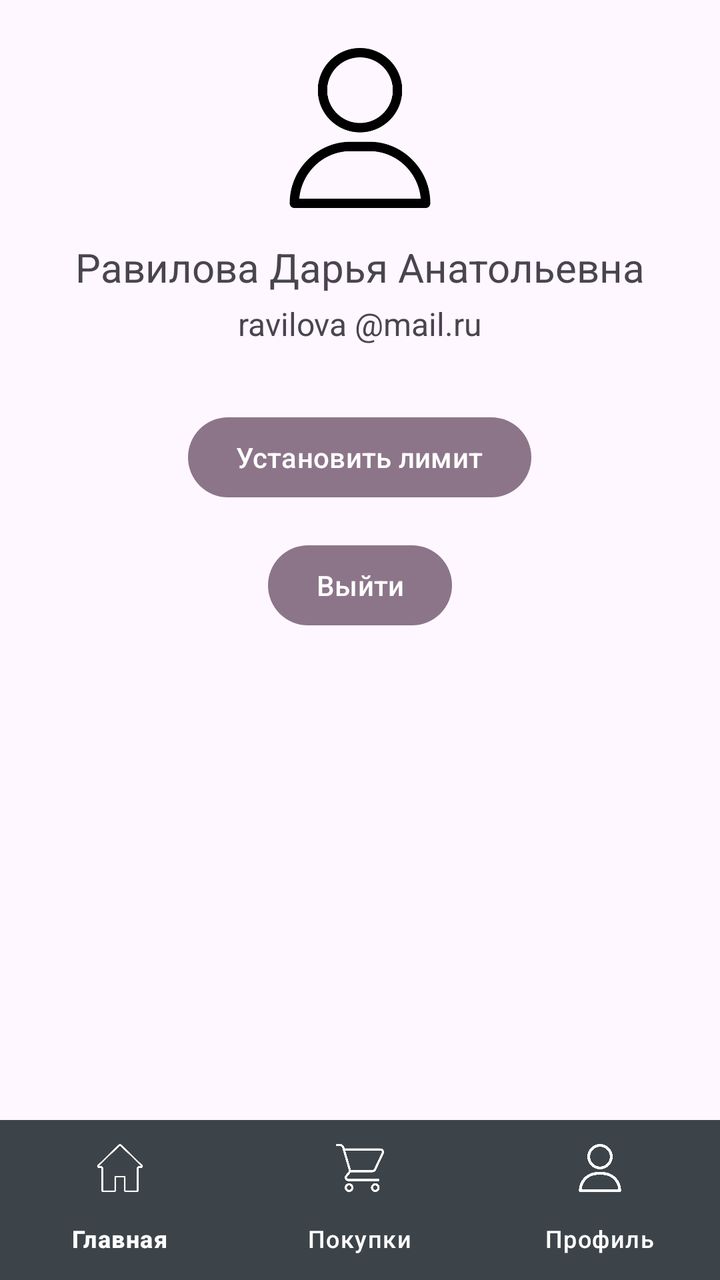
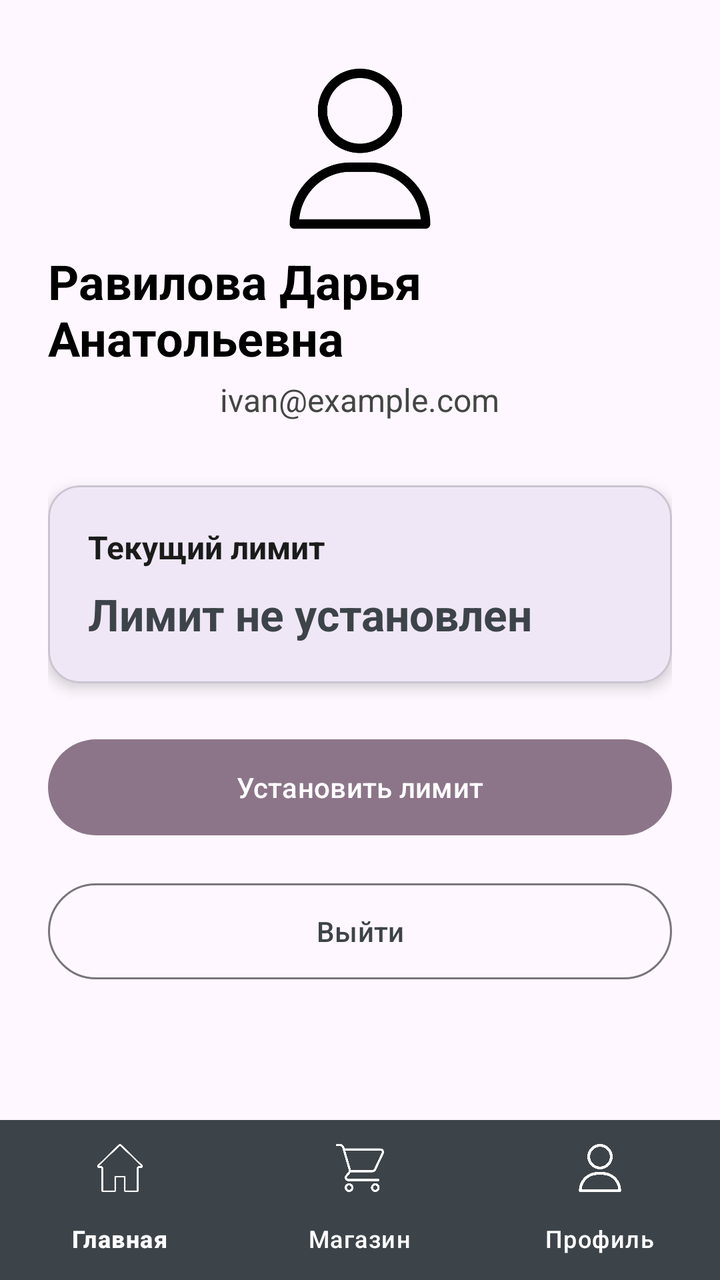

Screens rendered from an Android XML layout before and after an edit, with the pre-edit source and the edit as a unified diff.
<!-- AndroidManifest.xml: application theme Theme.KP_purchases_Ravilova -->
<!-- res/layout/activity_profile.xml -->
<?xml version="1.0" encoding="utf-8"?>
<androidx.constraintlayout.widget.ConstraintLayout xmlns:android="http://schemas.android.com/apk/res/android"
    xmlns:app="http://schemas.android.com/apk/res-auto"
    xmlns:tools="http://schemas.android.com/tools"
    android:id="@+id/main"
    android:layout_width="match_parent"
    android:layout_height="match_parent"
    tools:context=".ProfileActivity">
    <LinearLayout
        android:orientation="vertical"
        android:gravity="center_horizontal"
        android:padding="24dp"
        android:layout_width="match_parent"
        android:layout_height="match_parent">

        <ImageView
            android:src="@drawable/ic_user"
            android:layout_width="80dp"
            android:layout_height="80dp"/>

        <TextView
            android:id="@+id/fioTv"
            android:text="Равилова Дарья Анатольевна"
            android:textSize="20sp"
            android:layout_marginTop="16dp"
            android:layout_width="wrap_content"
            android:layout_height="wrap_content"/>

        <TextView
            android:id="@+id/emailTv"
            android:text="ravilova @mail.ru"
            android:textSize="16sp"
            android:layout_marginTop="4dp"
            android:layout_width="wrap_content"
            android:layout_height="wrap_content"/>

        <com.google.android.material.button.MaterialButton
            android:id="@+id/limitBtn"
            android:text="@string/setLimitText"
            android:layout_marginTop="32dp"
            android:layout_width="wrap_content"
            android:layout_height="wrap_content"
            app:backgroundTint="@color/primary"/>
        <com.google.android.material.button.MaterialButton
            android:id="@+id/logoutBtn"
            android:text="@string/btn_logout"
            android:layout_marginTop="16dp"
            android:layout_width="wrap_content"
            android:layout_height="wrap_content"
            app:backgroundTint="@color/primary"/>


    </LinearLayout>

    


    <com.google.android.material.bottomnavigation.BottomNavigationView
        android:id="@+id/bottom_navigation"
        android:layout_width="match_parent"
        android:layout_height="wrap_content"
        android:foregroundGravity="center"
        app:itemIconTint="@color/white"
        app:itemTextColor="@color/white"
        app:layout_constraintBottom_toBottomOf="parent"
        app:layout_constraintEnd_toEndOf="parent"
        app:layout_constraintStart_toStartOf="parent"
        app:menu="@menu/bottom_menu"
        />

</androidx.constraintlayout.widget.ConstraintLayout>
<!-- resources referenced by this layout -->
<resources>
  <color name="primary">#8c7589</color>
  <color name="white">#FFFFFFFF</color>
  <!-- drawable ic_user: png bitmap (drawable, 12623 bytes) -->
  <string name="btn_logout">Выйти</string>
  <string name="setLimitText">Установить лимит</string>
  <style name="Theme.KP_purchases_Ravilova" parent="Base.Theme.KP_purchases_Ravilova" />
  <style name="Base.Theme.KP_purchases_Ravilova" parent="Theme.Material3.DayNight.NoActionBar">
          
          
          <item name="bottomNavigationStyle">@style/Widget.App.BottomNavigationView</item>
  
      </style>
  <style name="Widget.App.BottomNavigationView" parent="Widget.Material3.BottomNavigationView">
          <item name="materialThemeOverlay">@style/ThemeOverlay.App.BottomNavigationView</item>
      </style>
  <style name="ThemeOverlay.App.BottomNavigationView" parent="">
          <item name="colorSurfaceContainer">@color/gray</item>
          <item name="colorSecondaryContainer">@color/primary</item>
      </style>
  <color name="gray">#3d4449</color>
</resources>

<!-- the commit's change to res/layout/activity_profile.xml (unified diff, before → after) -->
@@ -2,70 +2,120 @@
 <androidx.constraintlayout.widget.ConstraintLayout xmlns:android="http://schemas.android.com/apk/res/android"
     xmlns:app="http://schemas.android.com/apk/res-auto"
     xmlns:tools="http://schemas.android.com/tools"
-    android:id="@+id/main"
     android:layout_width="match_parent"
     android:layout_height="match_parent"
     tools:context=".ProfileActivity">
-    <LinearLayout
-        android:orientation="vertical"
-        android:gravity="center_horizontal"
-        android:padding="24dp"
+
+    <ScrollView
         android:layout_width="match_parent"
-        android:layout_height="match_parent">
+        android:layout_height="wrap_content"
+        app:layout_constraintBottom_toTopOf="@id/bottom_navigation"
+        app:layout_constraintEnd_toEndOf="parent"
+        app:layout_constraintStart_toStartOf="parent"
+        app:layout_constraintTop_toTopOf="parent">
 
-        <ImageView
-            android:src="@drawable/ic_user"
-            android:layout_width="80dp"
-            android:layout_height="80dp"/>
+        <LinearLayout
+            android:layout_width="match_parent"
+            android:layout_height="wrap_content"
+            android:gravity="center_horizontal"
+            android:orientation="vertical"
+            android:padding="24dp">
 
-        <TextView
-            android:id="@+id/fioTv"
-            android:text="Равилова Дарья Анатольевна"
-            android:textSize="20sp"
-            android:layout_marginTop="16dp"
-            android:layout_width="wrap_content"
-            android:layout_height="wrap_content"/>
+            <ImageView
+                android:layout_width="80dp"
+                android:layout_height="80dp"
+                android:layout_gravity="center"
+                android:contentDescription="@string/profile_avatar"
+                android:src="@drawable/ic_user"
+                android:layout_marginBottom="10dp"/>
 
-        <TextView
-            android:id="@+id/emailTv"
-            android:text="ravilova @mail.ru"
-            android:textSize="16sp"
-            android:layout_marginTop="4dp"
-            android:layout_width="wrap_content"
-            android:layout_height="wrap_content"/>
+            <TextView
+                android:id="@+id/fioTv"
+                android:layout_width="wrap_content"
+                android:layout_height="wrap_content"
+                android:layout_marginBottom="4dp"
+                android:text="@string/profile_fio_placeholder"
+                android:textColor="@color/black"
+                android:textSize="24sp"
+                android:textStyle="bold" />
 
-        <com.google.android.material.button.MaterialButton
-            android:id="@+id/limitBtn"
-            android:text="@string/setLimitText"
-            android:layout_marginTop="32dp"
-            android:layout_width="wrap_content"
-            android:layout_height="wrap_content"
-            app:backgroundTint="@color/primary"/>
-        <com.google.android.material.button.MaterialButton
-            android:id="@+id/logoutBtn"
-            android:text="@string/btn_logout"
-            android:layout_marginTop="16dp"
-            android:layout_width="wrap_content"
-            android:layout_height="wrap_content"
-            app:backgroundTint="@color/primary"/>
+            
+            <TextView
+                android:id="@+id/emailTv"
+                android:layout_width="wrap_content"
+                android:layout_height="wrap_content"
+                android:layout_marginBottom="32dp"
+                android:text="@string/profile_email_placeholder"
+                android:textColor="@color/text_secondary"
+                android:textSize="16sp" />
 
+            
+            <com.google.android.material.card.MaterialCardView
+                android:id="@+id/currentLimitCard"
+                android:layout_width="match_parent"
+                android:layout_height="wrap_content"
+                android:layout_marginBottom="24dp"
+                app:cardCornerRadius="16dp"
+                app:cardElevation="4dp">
 
-    </LinearLayout>
+                <LinearLayout
+                    android:layout_width="match_parent"
+                    android:layout_height="wrap_content"
+                    android:orientation="vertical"
+                    android:padding="20dp">
+
+                    <TextView
+                        android:layout_width="wrap_content"
+                        android:layout_height="wrap_content"
+                        android:layout_marginBottom="8dp"
+                        android:text="@string/current_limit_title"
+                        android:textColor="@color/text_primary"
+                        android:textSize="16sp"
+                        android:textStyle="bold" />
+
+                    <TextView
+                        android:id="@+id/currentLimitTv"
+                        android:layout_width="wrap_content"
+                        android:layout_height="wrap_content"
+                        android:text="@string/no_limit_set"
+                        android:textColor="@color/gray"
+                        android:textSize="22sp"
+                        android:textStyle="bold" />
+
+                </LinearLayout>
+            </com.google.android.material.card.MaterialCardView>
+
+            
+            <com.google.android.material.button.MaterialButton
+                android:id="@+id/limitBtn"
+                android:layout_width="match_parent"
+                android:layout_height="56dp"
+                android:layout_marginBottom="16dp"
+                android:text="@string/set_limit_btn"
+                app:backgroundTint="@color/primary" />
+
+            <com.google.android.material.button.MaterialButton
+                android:id="@+id/logoutBtn"
+                style="@style/Widget.Material3.Button.OutlinedButton"
+                android:layout_width="match_parent"
+                android:layout_height="56dp"
+                android:layout_marginBottom="32dp"
+                android:text="@string/btn_logout"
+                android:textColor="@color/gray"/>
+
+        </LinearLayout>
+    </ScrollView>
 
     
-
-
     <com.google.android.material.bottomnavigation.BottomNavigationView
         android:id="@+id/bottom_navigation"
         android:layout_width="match_parent"
         android:layout_height="wrap_content"
-        android:foregroundGravity="center"
         app:itemIconTint="@color/white"
         app:itemTextColor="@color/white"
         app:layout_constraintBottom_toBottomOf="parent"
         app:layout_constraintEnd_toEndOf="parent"
         app:layout_constraintStart_toStartOf="parent"
-        app:menu="@menu/bottom_menu"
-        />
+        app:menu="@menu/bottom_menu" />
 
 </androidx.constraintlayout.widget.ConstraintLayout>
<!-- resource entries referenced after the edit -->
@@ -1,10 +1,18 @@
 <!-- resources referenced by this layout -->
 <resources>
+  <color name="black">#FF000000</color>
   <color name="primary">#8c7589</color>
+  <color name="text_primary">#FF1A1C1A</color>
+  <color name="text_secondary">#FF434643</color>
   <color name="white">#FFFFFFFF</color>
   <!-- drawable ic_user: png bitmap (drawable, 12623 bytes) -->
   <string name="btn_logout">Выйти</string>
-  <string name="setLimitText">Установить лимит</string>
+  <string name="current_limit_title">Текущий лимит</string>
+  <string name="no_limit_set">Лимит не установлен</string>
+  <string name="profile_avatar">Аватар пользователя</string>
+  <string name="profile_email_placeholder">ivan@example.com</string>
+  <string name="profile_fio_placeholder">Равилова Дарья Анатольевна</string>
+  <string name="set_limit_btn">Установить лимит</string>
   <style name="Theme.KP_purchases_Ravilova" parent="Base.Theme.KP_purchases_Ravilova" />
   <style name="Base.Theme.KP_purchases_Ravilova" parent="Theme.Material3.DayNight.NoActionBar">
           
